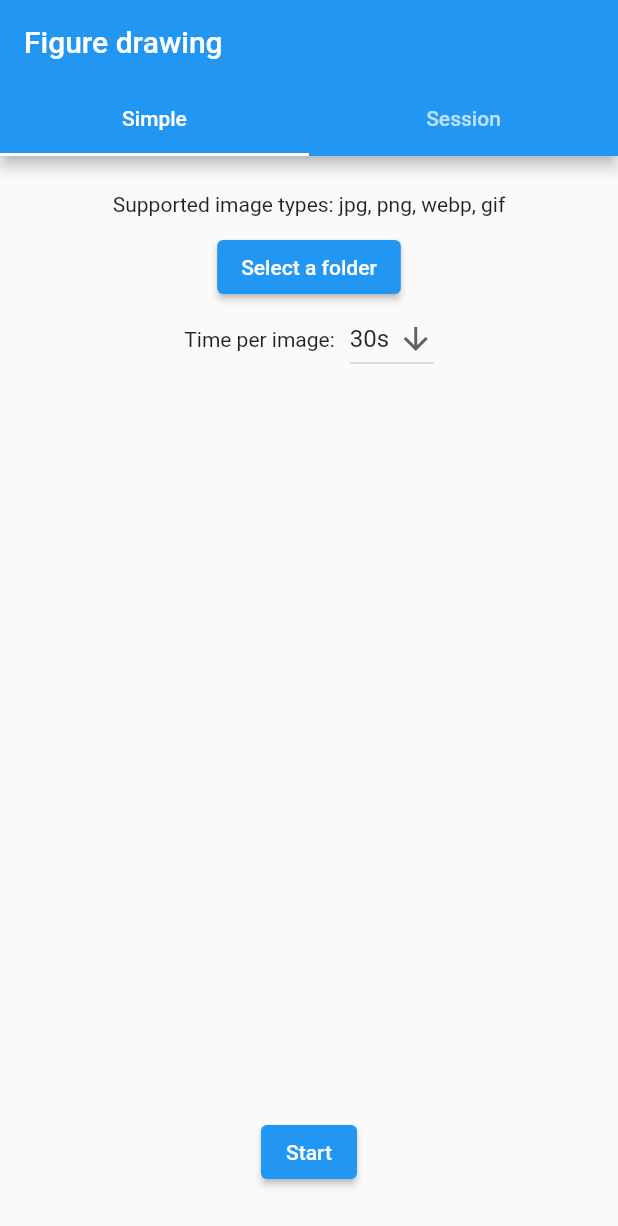
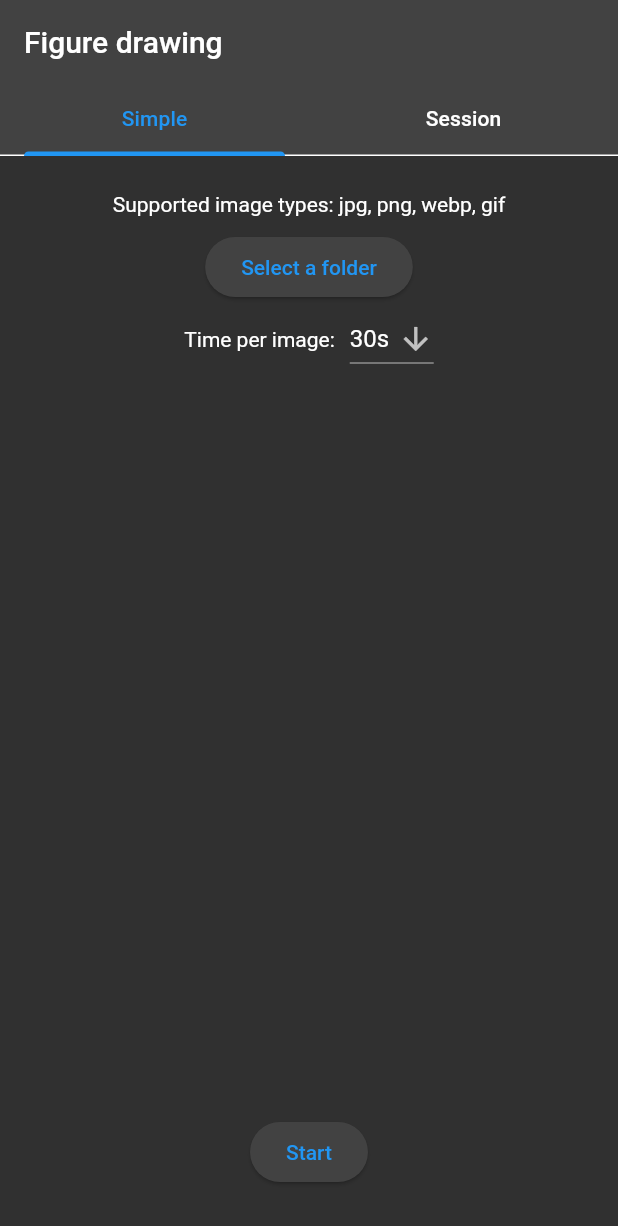
Before and after one commit to greymatcha/figure-drawing, a Flutter app: the screen it shows after launch, on a phone screen of 412 x 824 dp. Shown: the top 1226 px of the screen. Run offline on Flutter 3.47's test engine with Material 2 defaults, Android fonts, the phone set to English and light mode, and no system bars; our stand-ins replace file_picker.

Commit message:
feature: use material 3 with dark mode

```diff
--- a/lib/main.dart
+++ b/lib/main.dart
@@ -17,10 +17,10 @@ class FigureDrawingApp extends StatelessWidget {
     return MaterialApp(
   debugShowCheckedModeBanner: false,
   title: 'Figure Drawing',
-      theme: ThemeData(
-        primarySwatch: Colors.blue,
+      theme: ThemeData.dark().copyWith(
+        useMaterial3: true,
       ),
-      home: HomePage(),
+      home: const HomePage(),
     );
   }
 }
```
